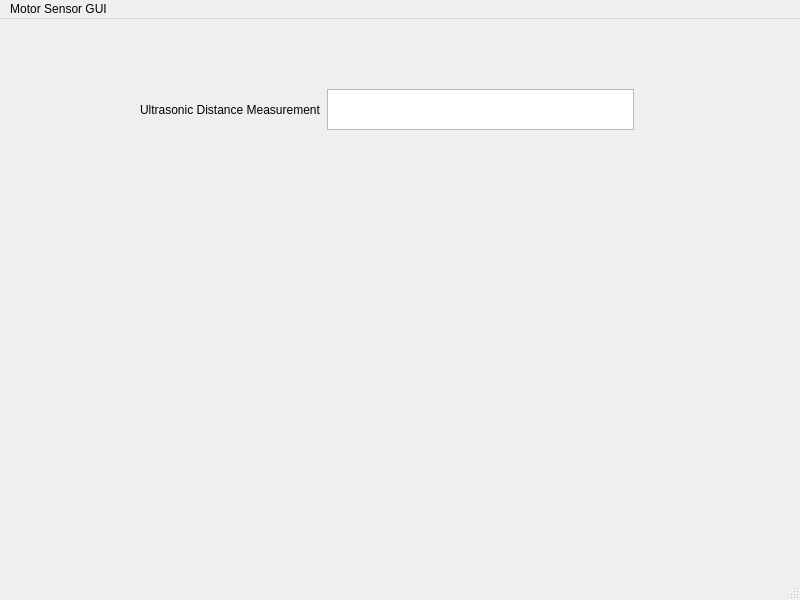
Above: motor_sensor_gui/motor_sensor_gui/mainwindow.ui from Sea-Cucumbers/motor_sensor_lab before the change. Below: the same form after it.
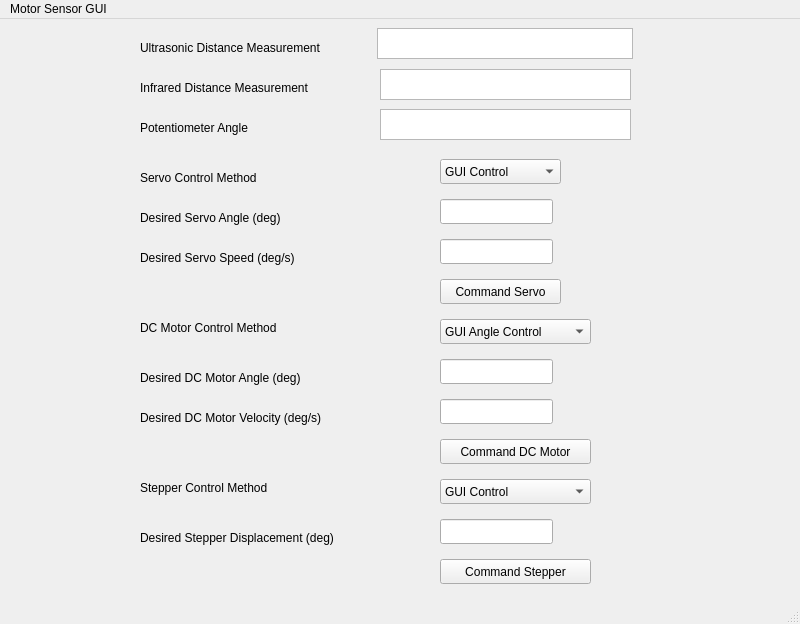
That is the form after the change.

Commit message: Added more displays and motor control options to GUI

Diff of the .ui file:
```diff
--- a/motor_sensor_gui/motor_sensor_gui/mainwindow.ui
+++ b/motor_sensor_gui/motor_sensor_gui/mainwindow.ui
@@ -7,34 +7,339 @@
     <x>0</x>
     <y>0</y>
     <width>800</width>
-    <height>600</height>
+    <height>624</height>
    </rect>
   </property>
   <property name="windowTitle">
    <string>MainWindow</string>
   </property>
   <widget class="QWidget" name="centralwidget">
-   <widget class="QWidget" name="">
+   <widget class="QLabel" name="infraredLabel">
     <property name="geometry">
      <rect>
       <x>140</x>
-      <y>70</y>
-      <width>494</width>
-      <height>41</height>
+      <y>60</y>
+      <width>216</width>
+      <height>17</height>
      </rect>
     </property>
-    <layout class="QHBoxLayout" name="horizontalLayout">
-     <item>
-      <widget class="QLabel" name="label">
-       <property name="text">
-        <string>Ultrasonic Distance Measurement</string>
-       </property>
-      </widget>
-     </item>
-     <item>
-      <widget class="QTextEdit" name="ultrasonicTextEdit"/>
-     </item>
-    </layout>
+    <property name="text">
+     <string>Infrared Distance Measurement</string>
+    </property>
+   </widget>
+   <widget class="QTextEdit" name="infraredTextEdit">
+    <property name="geometry">
+     <rect>
+      <x>380</x>
+      <y>50</y>
+      <width>251</width>
+      <height>31</height>
+     </rect>
+    </property>
+   </widget>
+   <widget class="QLabel" name="potentiometerLabel">
+    <property name="geometry">
+     <rect>
+      <x>140</x>
+      <y>100</y>
+      <width>144</width>
+      <height>17</height>
+     </rect>
+    </property>
+    <property name="text">
+     <string>Potentiometer Angle</string>
+    </property>
+   </widget>
+   <widget class="QTextEdit" name="potentiometerTextEdit">
+    <property name="geometry">
+     <rect>
+      <x>380</x>
+      <y>90</y>
+      <width>251</width>
+      <height>31</height>
+     </rect>
+    </property>
+   </widget>
+   <widget class="QLabel" name="servoAngleLabel">
+    <property name="geometry">
+     <rect>
+      <x>140</x>
+      <y>190</y>
+      <width>211</width>
+      <height>17</height>
+     </rect>
+    </property>
+    <property name="text">
+     <string>Desired Servo Angle (deg)</string>
+    </property>
+   </widget>
+   <widget class="QLabel" name="servoSpeedLabel">
+    <property name="geometry">
+     <rect>
+      <x>140</x>
+      <y>230</y>
+      <width>201</width>
+      <height>17</height>
+     </rect>
+    </property>
+    <property name="text">
+     <string>Desired Servo Speed (deg/s)</string>
+    </property>
+   </widget>
+   <widget class="QLineEdit" name="servoSpeedLineEdit">
+    <property name="geometry">
+     <rect>
+      <x>440</x>
+      <y>220</y>
+      <width>113</width>
+      <height>25</height>
+     </rect>
+    </property>
+   </widget>
+   <widget class="QLineEdit" name="dcVelocityLineEdit">
+    <property name="geometry">
+     <rect>
+      <x>440</x>
+      <y>380</y>
+      <width>113</width>
+      <height>25</height>
+     </rect>
+    </property>
+   </widget>
+   <widget class="QLabel" name="dcAngleLabel">
+    <property name="geometry">
+     <rect>
+      <x>140</x>
+      <y>350</y>
+      <width>221</width>
+      <height>17</height>
+     </rect>
+    </property>
+    <property name="text">
+     <string>Desired DC Motor Angle (deg)</string>
+    </property>
+   </widget>
+   <widget class="QLabel" name="dcVelocityLabel">
+    <property name="geometry">
+     <rect>
+      <x>140</x>
+      <y>390</y>
+      <width>241</width>
+      <height>17</height>
+     </rect>
+    </property>
+    <property name="text">
+     <string>Desired DC Motor Velocity (deg/s)</string>
+    </property>
+   </widget>
+   <widget class="QLineEdit" name="dcAngleLineEdit">
+    <property name="geometry">
+     <rect>
+      <x>440</x>
+      <y>340</y>
+      <width>113</width>
+      <height>25</height>
+     </rect>
+    </property>
+   </widget>
+   <widget class="QLineEdit" name="servoAngleLineEdit">
+    <property name="geometry">
+     <rect>
+      <x>440</x>
+      <y>180</y>
+      <width>113</width>
+      <height>25</height>
+     </rect>
+    </property>
+   </widget>
+   <widget class="QComboBox" name="dcComboBox">
+    <property name="geometry">
+     <rect>
+      <x>440</x>
+      <y>300</y>
+      <width>151</width>
+      <height>25</height>
+     </rect>
+    </property>
+    <item>
+     <property name="text">
+      <string>GUI Angle Control</string>
+     </property>
+    </item>
+    <item>
+     <property name="text">
+      <string>GUI Velocity Control</string>
+     </property>
+    </item>
+    <item>
+     <property name="text">
+      <string>Sensor Control</string>
+     </property>
+    </item>
+   </widget>
+   <widget class="QPushButton" name="servoPushButton">
+    <property name="geometry">
+     <rect>
+      <x>440</x>
+      <y>260</y>
+      <width>121</width>
+      <height>25</height>
+     </rect>
+    </property>
+    <property name="text">
+     <string>Command Servo</string>
+    </property>
+   </widget>
+   <widget class="QComboBox" name="servoComboBox">
+    <property name="geometry">
+     <rect>
+      <x>440</x>
+      <y>140</y>
+      <width>121</width>
+      <height>25</height>
+     </rect>
+    </property>
+    <item>
+     <property name="text">
+      <string>GUI Control</string>
+     </property>
+    </item>
+    <item>
+     <property name="text">
+      <string>Sensor Control</string>
+     </property>
+    </item>
+   </widget>
+   <widget class="QPushButton" name="dcPushButton">
+    <property name="geometry">
+     <rect>
+      <x>440</x>
+      <y>420</y>
+      <width>151</width>
+      <height>25</height>
+     </rect>
+    </property>
+    <property name="text">
+     <string>Command DC Motor</string>
+    </property>
+   </widget>
+   <widget class="QLabel" name="servoMethodLabel">
+    <property name="geometry">
+     <rect>
+      <x>140</x>
+      <y>150</y>
+      <width>181</width>
+      <height>17</height>
+     </rect>
+    </property>
+    <property name="text">
+     <string>Servo Control Method</string>
+    </property>
+   </widget>
+   <widget class="QLabel" name="dcMethodLabel">
+    <property name="geometry">
+     <rect>
+      <x>140</x>
+      <y>300</y>
+      <width>181</width>
+      <height>17</height>
+     </rect>
+    </property>
+    <property name="text">
+     <string>DC Motor Control Method</string>
+    </property>
+   </widget>
+   <widget class="QComboBox" name="stepperComboBox">
+    <property name="geometry">
+     <rect>
+      <x>440</x>
+      <y>460</y>
+      <width>151</width>
+      <height>25</height>
+     </rect>
+    </property>
+    <item>
+     <property name="text">
+      <string>GUI Control</string>
+     </property>
+    </item>
+    <item>
+     <property name="text">
+      <string>Sensor Control</string>
+     </property>
+    </item>
+   </widget>
+   <widget class="QLabel" name="stepperMethodLabel">
+    <property name="geometry">
+     <rect>
+      <x>140</x>
+      <y>460</y>
+      <width>181</width>
+      <height>17</height>
+     </rect>
+    </property>
+    <property name="text">
+     <string>Stepper Control Method</string>
+    </property>
+   </widget>
+   <widget class="QLineEdit" name="stepperDisplacementLineEdit">
+    <property name="geometry">
+     <rect>
+      <x>440</x>
+      <y>500</y>
+      <width>113</width>
+      <height>25</height>
+     </rect>
+    </property>
+   </widget>
+   <widget class="QLabel" name="stepperDisplacementLabel">
+    <property name="geometry">
+     <rect>
+      <x>140</x>
+      <y>510</y>
+      <width>261</width>
+      <height>17</height>
+     </rect>
+    </property>
+    <property name="text">
+     <string>Desired Stepper Displacement (deg)</string>
+    </property>
+   </widget>
+   <widget class="QPushButton" name="stepperPushButton">
+    <property name="geometry">
+     <rect>
+      <x>440</x>
+      <y>540</y>
+      <width>151</width>
+      <height>25</height>
+     </rect>
+    </property>
+    <property name="text">
+     <string>Command Stepper</string>
+    </property>
+   </widget>
+   <widget class="QLabel" name="ultrasonicLabel">
+    <property name="geometry">
+     <rect>
+      <x>140</x>
+      <y>20</y>
+      <width>230</width>
+      <height>17</height>
+     </rect>
+    </property>
+    <property name="text">
+     <string>Ultrasonic Distance Measurement</string>
+    </property>
+   </widget>
+   <widget class="QTextEdit" name="ultrasonicTextEdit">
+    <property name="geometry">
+     <rect>
+      <x>377</x>
+      <y>9</y>
+      <width>256</width>
+      <height>31</height>
+     </rect>
+    </property>
    </widget>
   </widget>
   <widget class="QMenuBar" name="menubar">
```
The commit also changes 8 other files.
